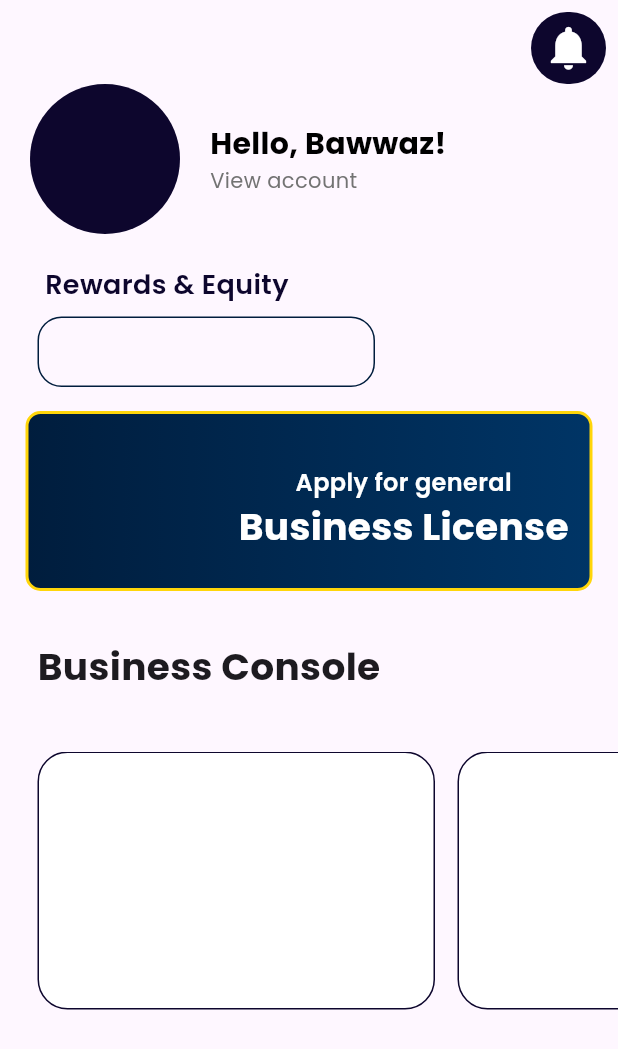
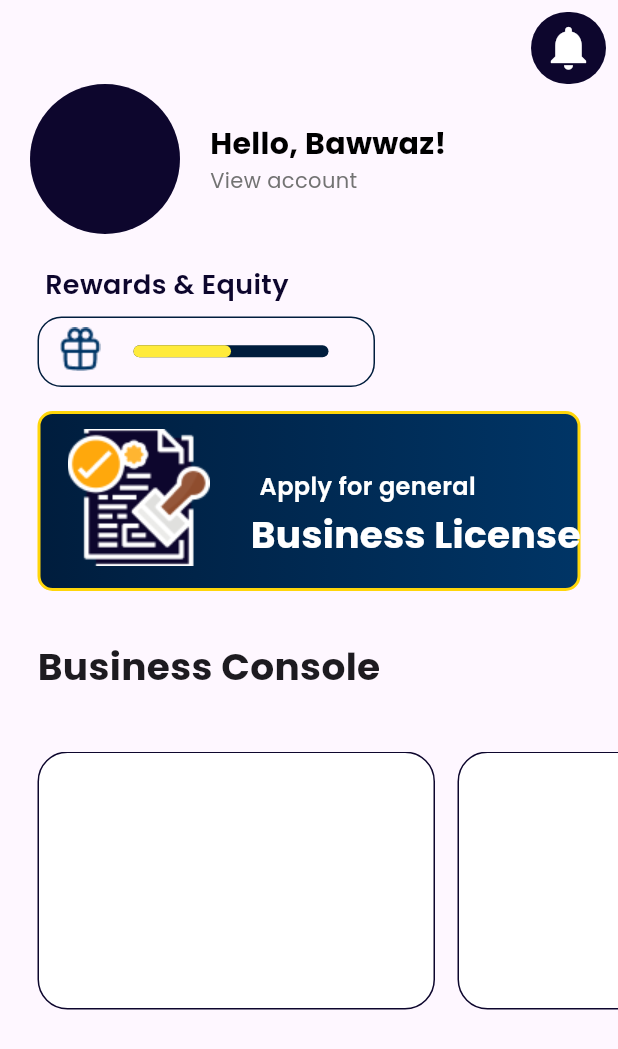
Before and after one commit to bawwaz/Tumbuh, a Flutter app: the screen it shows after launch, on a phone screen of 412 x 824 dp. Shown: the top 1049 px of the screen. Run offline on Flutter 3.47's test engine with Material 3 defaults, Android fonts, the phone set to English and light mode, and no system bars; drawn by our look-alikes of percent_indicator; our stand-ins replace google_fonts.

Commit message:
feat style Homepage [FT]

```diff
--- a/lib/View/HomePageView.dart
+++ b/lib/View/HomePageView.dart
@@ -1,4 +1,5 @@
 import 'package:flutter/material.dart';
+import 'package:percent_indicator/percent_indicator.dart';
 import 'package:google_fonts/google_fonts.dart';
 
 class HomeView extends StatelessWidget {
@@ -6,8 +7,6 @@ class HomeView extends StatelessWidget {
 
   @override
   Widget build(BuildContext context) {
-    // Create an instance of the Theme class
-
     return Scaffold(
       appBar: AppBar(
         actions: [
@@ -36,7 +35,8 @@ class HomeView extends StatelessWidget {
           )
         ],
       ),
-      body: Column(children: [
+      body: Column(
+        children: [
           Row(
             children: [
               Padding(
@@ -95,7 +95,7 @@ class HomeView extends StatelessWidget {
           SizedBox(
             height: 8,
           ),
-        Row(
+          Stack(
             children: [
               Padding(
                 padding: const EdgeInsets.only(left: 25.0),
@@ -108,13 +108,39 @@ class HomeView extends StatelessWidget {
                   height: 47,
                 ),
               ),
+              Row(
+                children: [
+                  Padding(
+                    padding: const EdgeInsets.only(left: 40, top: 7.27),
+                    child: Image(
+                      image: AssetImage('assets/reward.png'),
+                    ),
+                  ),
+                  SizedBox(width: 12),
+                  Padding(
+                    padding: const EdgeInsets.only(top: 10.0),
+                    child: LinearPercentIndicator(
+                      animation: true,
+                      percent: 0.5,
+                      progressColor: Colors.yellow,
+                      backgroundColor: Color(0xff001D3D),
+                      lineHeight: 8,
+                      width: 150,
+                      barRadius: Radius.circular(10),
+                    ),
+                  ),
+                ],
+              ),
             ],
           ),
           SizedBox(
             height: 16,
           ),
-        Stack(children: [
-          Container(
+          Stack(
+            children: [
+              Padding(
+                padding: const EdgeInsets.only(left: 25.0, right: 25),
+                child: Container(
                   decoration: BoxDecoration(
                     gradient: LinearGradient(
                         colors: [Color(0xff001D3D), Color(0xff003566)]),
@@ -127,10 +153,25 @@ class HomeView extends StatelessWidget {
                   height: 120,
                   width: 378,
                 ),
+              ),
+              Padding(
+                padding: const EdgeInsets.only(left: 45.0),
+                child: Row(
+                  children: [
+                    Padding(
+                      padding: const EdgeInsets.only(top: 12.0),
+                      child: Image(
+                        image: AssetImage('assets/license.png'),
+                      ),
+                    ),
                     Column(
                       children: [
                         Padding(
-                padding: const EdgeInsets.only(left: 142.0, top: 36),
+                          padding: const EdgeInsets.only(
+                            top: 36.0,
+                            left: 1,
+                            right: 57,
+                          ),
                           child: Text(
                             "Apply for general",
                             style: GoogleFonts.poppins(
@@ -139,8 +180,14 @@ class HomeView extends StatelessWidget {
                                 color: Colors.white),
                           ),
                         ),
+                        SizedBox(
+                          height: 2,
+                        ),
                         Padding(
-                padding: const EdgeInsets.only(left: 142.0),
+                          padding: const EdgeInsets.only(
+                            left: 27,
+                            right: 19,
+                          ),
                           child: Text(
                             "Business License",
                             style: GoogleFonts.poppins(
@@ -151,8 +198,12 @@ class HomeView extends StatelessWidget {
                           ),
                         )
                       ],
-          )
-        ]),
+                    ),
+                  ],
+                ),
+              ),
+            ],
+          ),
           SizedBox(
             height: 32,
           ),
@@ -215,8 +266,9 @@ class HomeView extends StatelessWidget {
                 ),
               ],
             ),
-        )
-      ]),
+          ),
+        ],
+      ),
     );
   }
 }
```
Also changed, not shown: pubspec.yaml (+6 -3 lines), assets/license.png (added), assets/reward.png (added), pubspec.lock. Lines whose indentation alone changed are shown as unchanged.
